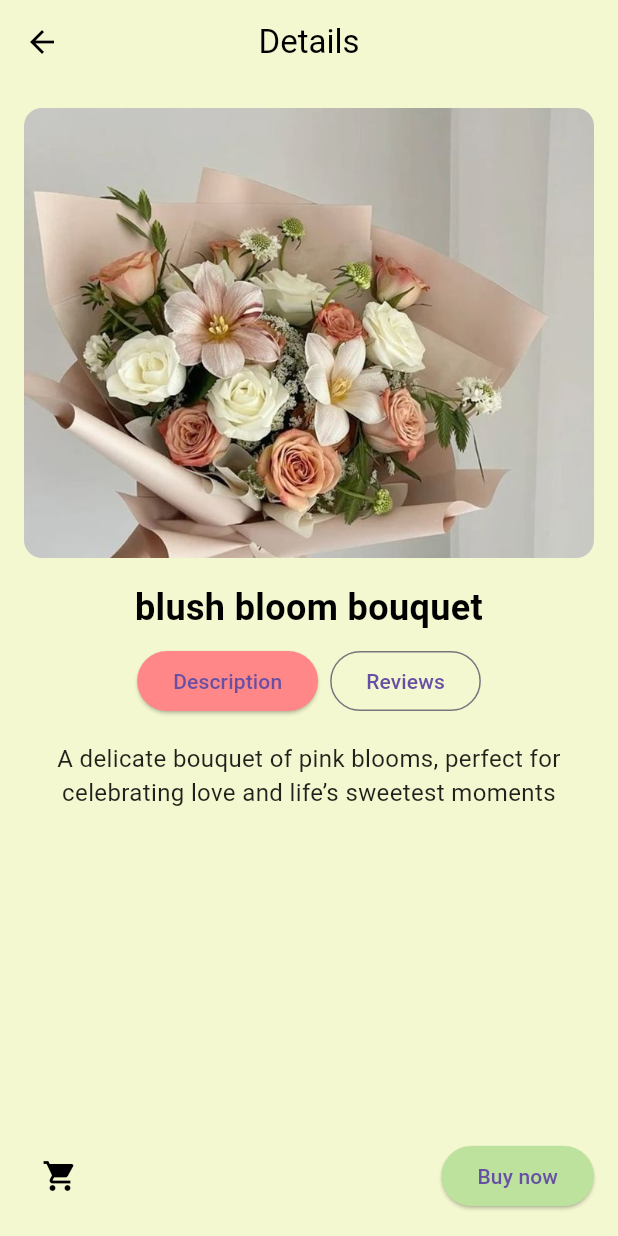
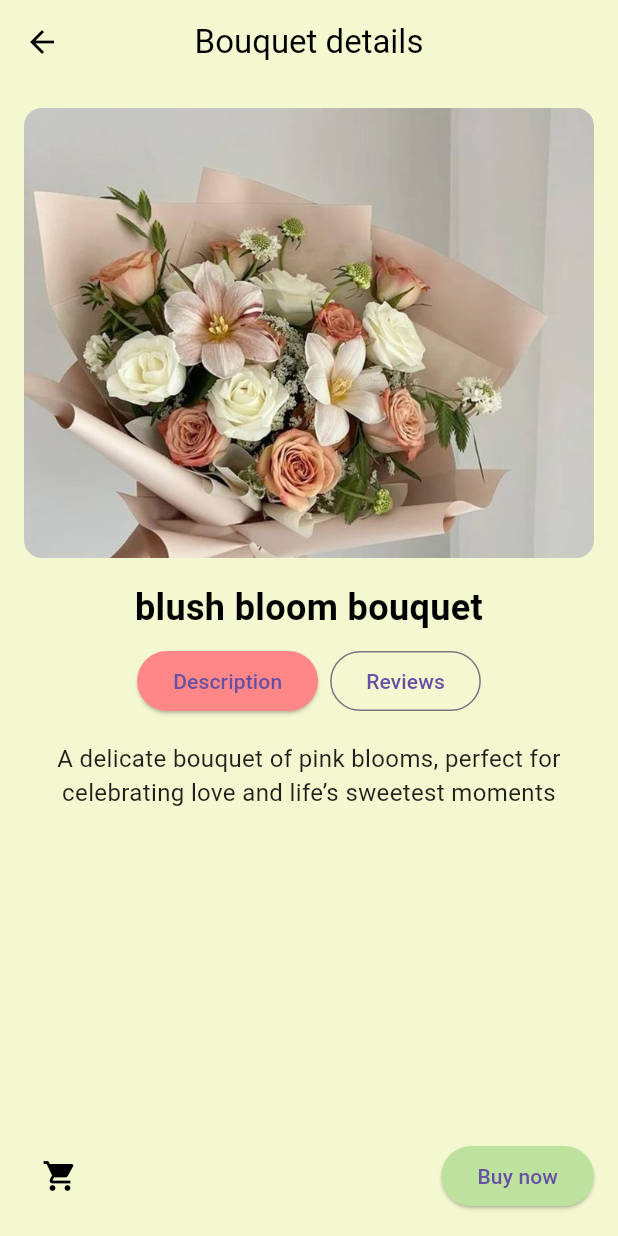
Before and after one commit to liwangivone/Material-Design-Components, a Flutter app: the DetailPage screen opened by its route, on a phone screen of 412 x 824 dp. Run offline on Flutter 3.47's test engine with Material 3 defaults, Android fonts, the phone set to English and light mode, and no system bars; our stand-ins replace google_fonts, lottie, smooth_page_indicator.

Commit message:
revisi(2)

```diff
--- a/codelab/lib/main.dart
+++ b/codelab/lib/main.dart
@@ -13,7 +13,7 @@ class MyApp extends StatelessWidget {
   Widget build(BuildContext context) {
     return MaterialApp(
       debugShowCheckedModeBanner: false,
-      title: 'Fleurish Onboarding',
+      title: 'Fleurish',
       routes: {
         '/': (context) => const OnboardingPage(),
         '/login': (context) => const LoginPage(),
--- a/codelab/lib/views/pages/detail_page.dart
+++ b/codelab/lib/views/pages/detail_page.dart
@@ -26,7 +26,7 @@ class DetailPage extends StatelessWidget {
           },
         ),
         title: const Text(
-          "Details",
+          "Bouquet details",
           style: TextStyle(color: Colors.black),
         ),
         centerTitle: true,
```
